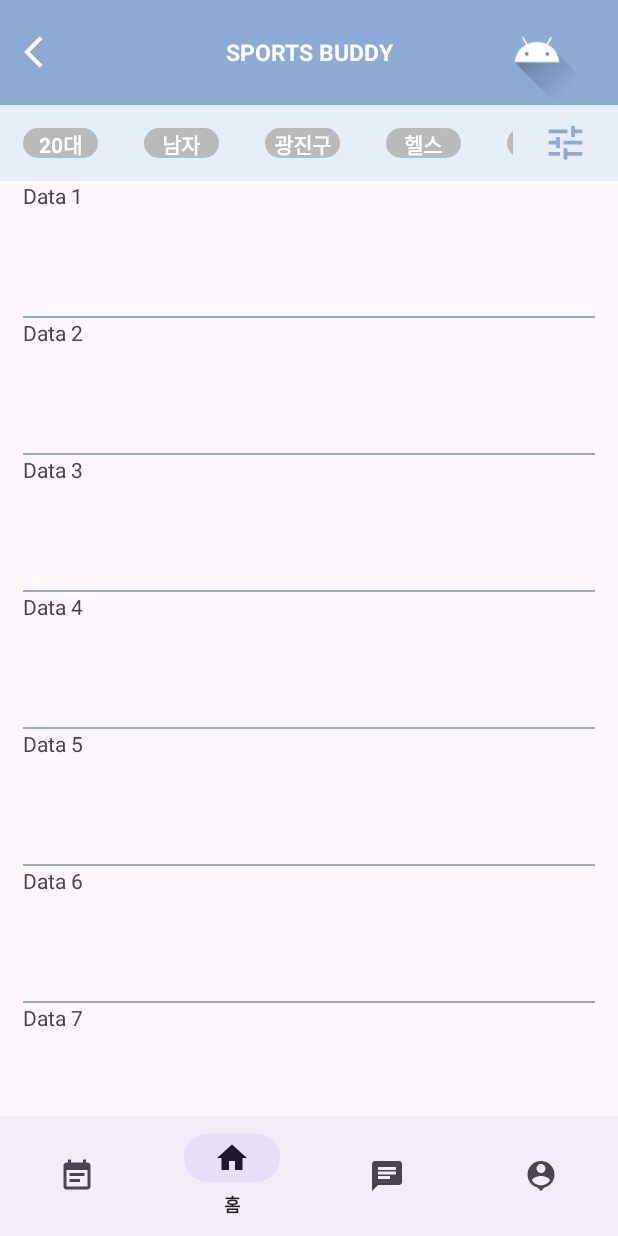
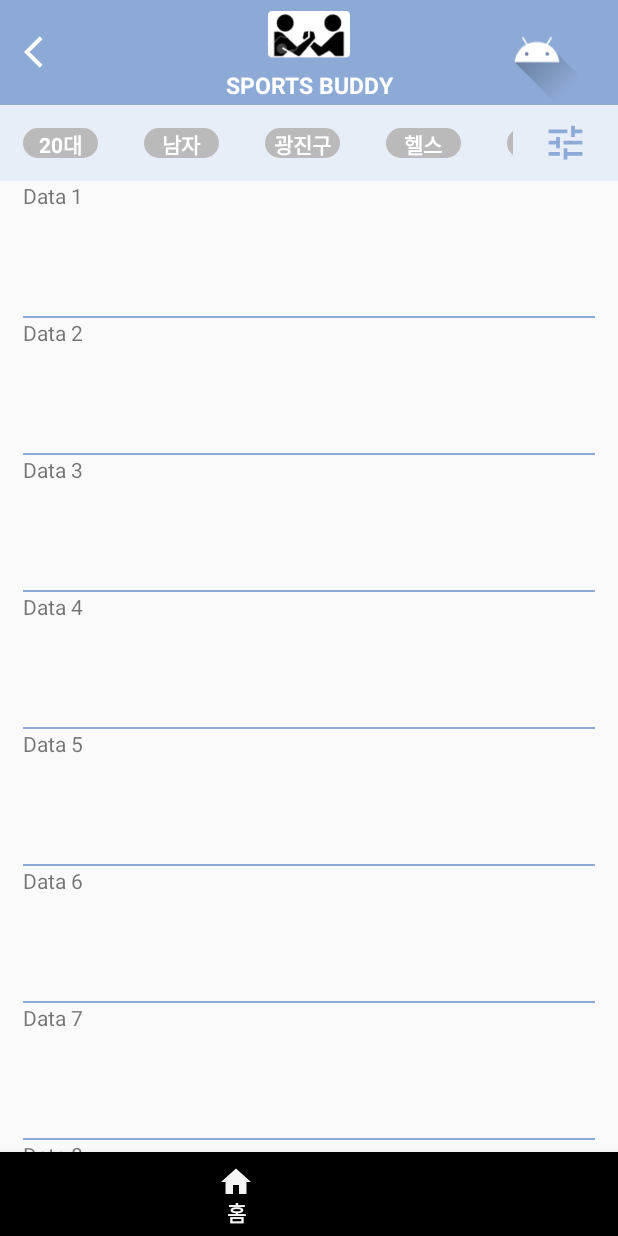
Before and after one commit to t1nm1ksun/SportsBuddy, an Android app: the screen it shows after launch (MainActivity), on a phone screen of 412 x 824 dp. Run offline under Robolectric (Android 15) with nearby library versions, the phone set to English and light mode, and no system bars.

Commit message:
LoginLayout & ToolbarLogo

```diff
--- a/app/src/main/res/layout/activity_main.xml
+++ b/app/src/main/res/layout/activity_main.xml
@@ -20,14 +20,31 @@
             android:layout_marginStart="15dp"
             android:src="@drawable/baseline_arrow_back_ios_24" />
 
-        <TextView
+        <LinearLayout
             android:layout_width="wrap_content"
-            android:layout_height="wrap_content"
+            android:layout_height="match_parent"
+            android:orientation="vertical"
             android:layout_gravity="center"
-            android:text="SPORTS BUDDY"
-            android:textColor="@android:color/white"
-            android:textSize="15dp"
-            android:textStyle="bold" />
+            >
+            <ImageView
+                android:layout_margin="7dp"
+                android:layout_width="56dp"
+                android:layout_height="31dp"
+                android:layout_gravity="center"
+                android:src="@drawable/mainlogo"
+                />
+
+            <TextView
+                android:layout_width="wrap_content"
+                android:layout_height="wrap_content"
+                android:layout_gravity="center"
+                android:text="SPORTS BUDDY"
+                android:textColor="@android:color/white"
+                android:textSize="15dp"
+                android:textStyle="bold"/>
+
+        </LinearLayout>
+
 
 
         <ImageView
--- a/app/src/main/res/values/themes.xml
+++ b/app/src/main/res/values/themes.xml
@@ -1,6 +1,6 @@
 <resources xmlns:tools="http://schemas.android.com/tools">
     <!-- Base application theme. -->
-    <style name="Base.Theme.SportsBuddy" parent="Theme.Material3.DayNight.NoActionBar">
+    <style name="Base.Theme.SportsBuddy" parent="Theme.AppCompat.DayNight.NoActionBar">
         <!-- Customize your light theme here. -->
         <!-- <item name="colorPrimary">@color/my_light_primary</item> -->
     </style>
--- a/build.gradle.kts
+++ b/build.gradle.kts
@@ -2,4 +2,5 @@
 plugins {
     id("com.android.application") version "8.1.2" apply false
     id("org.jetbrains.kotlin.android") version "1.9.0" apply false
+    id("com.google.gms.google-services") version "4.4.1" apply false
 }
```
Also changed, not shown: app/build.gradle.kts (+9 -1 lines), app/src/main/java/com/example/sportsbuddy/LoginActivity.kt (added, +59 -0 lines), app/src/main/res/drawable/baseline_bluesquare_24.xml (added, +11 -0 lines), app/src/main/res/drawable/baseline_edittextsquare_24.xml (added, +11 -0 lines), app/src/main/res/layout/activity_login.xml (added, +112 -0 lines), app/src/main/res/drawable/img_login_btn.png (added), app/src/main/res/drawable/mainlogo.png (added).
